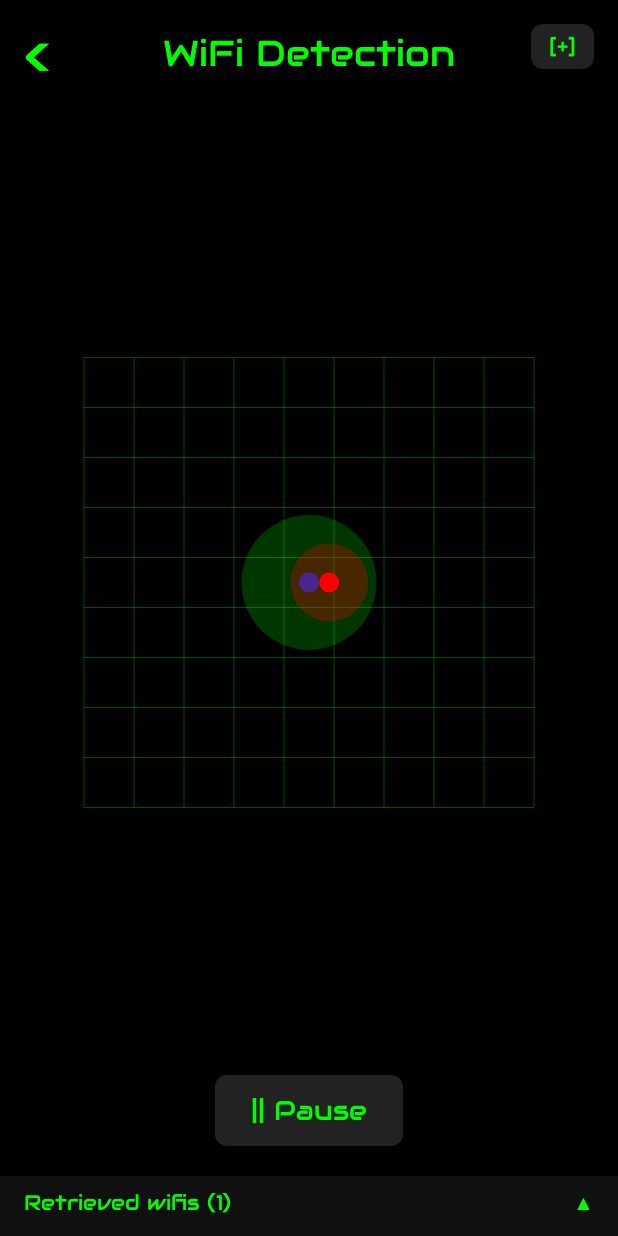
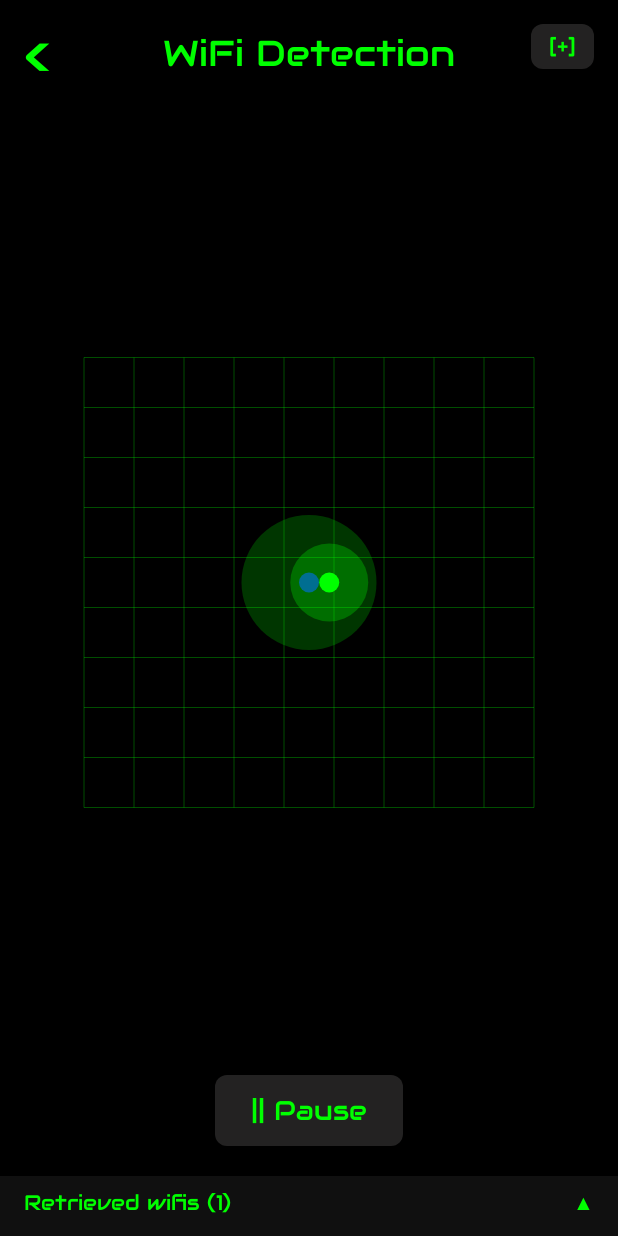
Before and after one commit to Fir3n0x/MiniMap, an Android app built with Jetpack Compose: the @Preview function WifiScanPreview, on a phone screen of 412 x 824 dp. Run offline under Robolectric (Android 15) with nearby library versions, the phone set to English and light mode, and no system bars.

Commit message:
Machine learning implementation to get Security Level instead of capabilities method

```diff
--- a/app/build.gradle.kts
+++ b/app/build.gradle.kts
@@ -21,7 +21,7 @@ android {
         minSdk = 24
         targetSdk = 35
         versionCode = 1
-        versionName = "2.8.0"
+        versionName = "2.9.0"
 
         testInstrumentationRunner = "androidx.test.runner.AndroidJUnitRunner"
     }
@@ -73,4 +73,6 @@ dependencies {
     implementation(libs.androidx.datastore.preferences)
     implementation(libs.androidx.work.runtime.ktx)
     implementation(libs.androidx.work.runtime)
+    implementation(libs.tensorflow.lite)
+    implementation(libs.tensorflow.lite.support)
 }
--- a/app/src/main/java/com/example/minimap/model/WifiSecurityLevel.kt
+++ b/app/src/main/java/com/example/minimap/model/WifiSecurityLevel.kt
@@ -1,29 +1,24 @@
 package com.example.minimap.model
 
+import android.content.Context
 import androidx.compose.ui.graphics.Color
+import java.nio.MappedByteBuffer
+import java.nio.channels.FileChannel
 
 enum class WifiSecurityLevel {
-    SAFE, MEDIUM, DANGEROUS
-}
+    SAFE, MEDIUM, DANGEROUS;
 
-fun getSecurityLevel(capabilities: String): WifiSecurityLevel {
-    return when {
-        capabilities.contains("WPA3") || capabilities.contains("WPA2") -> WifiSecurityLevel.SAFE
-        capabilities.contains("WEP") -> WifiSecurityLevel.MEDIUM
-        capabilities.isBlank() || !capabilities.contains("WPA") -> WifiSecurityLevel.DANGEROUS
-        else -> WifiSecurityLevel.MEDIUM
+    fun getColor(): Color {
+        return when (this) {
+            SAFE -> Color.Green
+            MEDIUM -> Color.Yellow
+            DANGEROUS -> Color.Red
+        }
     }
 }
 
-fun getColor(capabilities: String) : Color {
-    val color =  when (getSecurityLevel(capabilities)){
-        WifiSecurityLevel.SAFE -> Color.Green
-        WifiSecurityLevel.MEDIUM -> Color.Yellow
-        WifiSecurityLevel.DANGEROUS -> Color.Red
-    }
-    return color
+
+
+fun getColor(securityLevel: WifiSecurityLevel): Color {
+    return securityLevel.getColor()
 }
-
-fun getLabel() : WifiSecurityLevel {
-    return WifiSecurityLevel.DANGEROUS
-}
--- a/app/src/main/java/com/example/minimap/ui/theme/WifiRadarDetection.kt
+++ b/app/src/main/java/com/example/minimap/ui/theme/WifiRadarDetection.kt
@@ -46,7 +46,6 @@ import com.example.minimap.autowide
 import com.example.minimap.model.WifiNetworkInfo
 import com.example.minimap.model.WifiSecurityLevel
 import com.example.minimap.model.getColor
-import com.example.minimap.model.getSecurityLevel
 import kotlin.math.abs
 import kotlin.math.cos
 import kotlin.math.sin
@@ -294,7 +293,7 @@ fun WifiRadarDetection(
                         val pos = Offset(x, y)
 
 
-                        val color = getColor(network.capabilities)
+                        val color = getColor(network.label)
 
                         // Pulse circle
                         if(isRunning) {
@@ -379,7 +378,7 @@ fun WifiRadarDetection(
                     ) {
                         items(networks) { network ->
 
-                            var color = getColor(network.capabilities)
+                            var color = getColor(network.label)
 
                             Row(
                                 modifier = Modifier
--- a/app/src/main/java/com/example/minimap/ui/theme/saveToCSV.kt
+++ b/app/src/main/java/com/example/minimap/ui/theme/saveToCSV.kt
@@ -78,7 +78,7 @@ fun appendNewWifisToCsv(context: Context, fileName: String, newNetworks: List<Wi
     newNetworks.forEach { network ->
         val key = "${network.ssid}:${network.bssid}"
         if (!knownKeys.contains(key)) {
-            val line = "${network.ssid};${network.bssid};${network.rssi};${network.frequency};${network.capabilities};${formattedTime}\n"
+            val line = "${network.ssid};${network.bssid};${network.rssi};${network.frequency};${network.capabilities};${formattedTime};${network.label}\n"
             file.appendText(line)
             knownKeys.add(key)
         }
--- a/gradle/libs.versions.toml
+++ b/gradle/libs.versions.toml
@@ -17,6 +17,8 @@ navigationCompose = "2.9.0"
 navigationComposeVersion = "2.7.7"
 maps = "18.1.0"
 maps-compose = "2.11.4"
+tensorflowLite = "2.4.0"
+tensorflowLiteSupport = "0.4.0"
 workRuntime = "2.10.1"
 workRuntimeKtx = "2.10.1"
 
@@ -47,6 +49,8 @@ androidx-ui-tooling-preview = { group = "androidx.compose.ui", name = "ui-toolin
 androidx-ui-test-manifest = { group = "androidx.compose.ui", name = "ui-test-manifest" }
 androidx-ui-test-junit4 = { group = "androidx.compose.ui", name = "ui-test-junit4" }
 androidx-material3 = { group = "androidx.compose.material3", name = "material3" }
+tensorflow-lite = { module = "org.tensorflow:tensorflow-lite", version.ref = "tensorflowLite" }
+tensorflow-lite-support = { module = "org.tensorflow:tensorflow-lite-support", version.ref = "tensorflowLiteSupport" }
 
 [plugins]
 android-application = { id = "com.android.application", version.ref = "agp" }
```
Also changed, not shown: app/src/main/java/com/example/minimap/model/WifiClassifier.kt (added, +45 -0 lines), app/src/main/java/com/example/minimap/ui/theme/FileViewerScreen.kt (+4 -9 lines), app/src/main/java/com/example/minimap/ui/theme/WifiScanScreen.kt (+51 -6 lines), app/src/main/java/com/example/minimap/ui/theme/WifiScanWorker.kt (+14 -16 lines), 1 other file.
